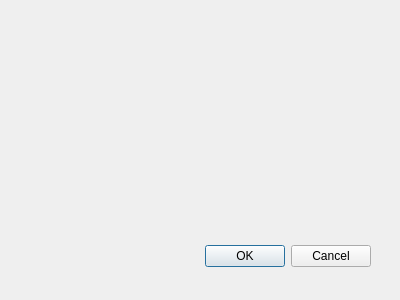
Above: stockchart.ui from steven938/Raspi-Widget before the change. Below: the same form after it.
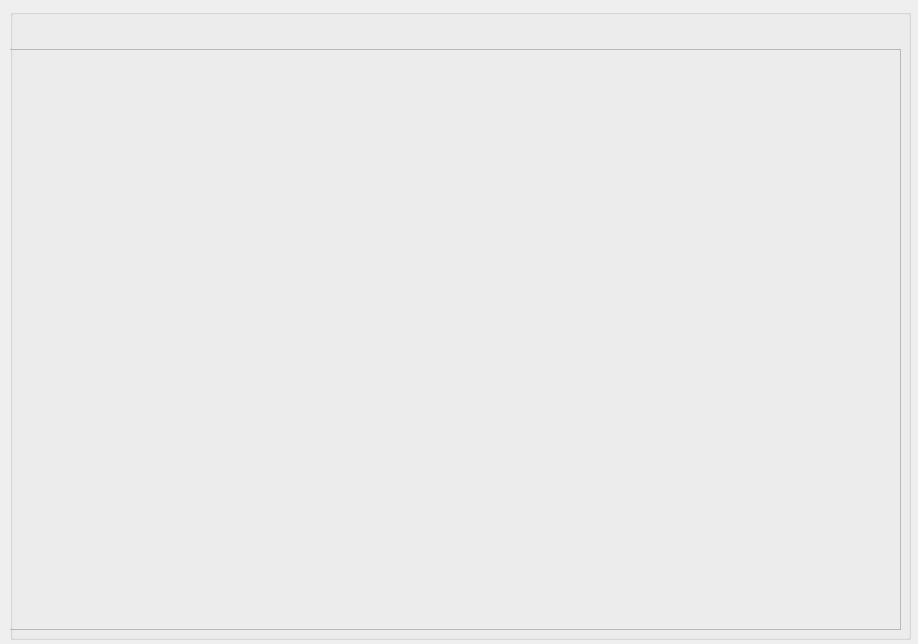
That is the form after the change.

Commit message: Stock stuff working from backend, only errorbox stuff needs to be added, and the UI needs to be fixed

Patch:
```diff
--- a/stockchart.ui
+++ b/stockchart.ui
@@ -8,28 +8,41 @@
    <rect>
     <x>0</x>
     <y>0</y>
-    <width>400</width>
-    <height>300</height>
+    <width>918</width>
+    <height>644</height>
    </rect>
   </property>
   <property name="windowTitle">
    <string>Dialog</string>
   </property>
-  <widget name="buttonBox" class="QDialogButtonBox">
+  <widget class="QGroupBox" name="groupBox">
    <property name="geometry">
     <rect>
-     <x>30</x>
-     <y>240</y>
-     <width>341</width>
-     <height>32</height>
+     <x>10</x>
+     <y>9</y>
+     <width>901</width>
+     <height>631</height>
     </rect>
    </property>
-   <property name="orientation">
-    <enum>Qt::Horizontal</enum>
+   <property name="title">
+    <string/>
    </property>
-   <property name="standardButtons">
-    <set>QDialogButtonBox::Cancel|QDialogButtonBox::Ok</set>
-   </property>
+   <widget class="QFrame" name="chartFrame">
+    <property name="geometry">
+     <rect>
+      <x>-10</x>
+      <y>40</y>
+      <width>901</width>
+      <height>581</height>
+     </rect>
+    </property>
+    <property name="frameShape">
+     <enum>QFrame::StyledPanel</enum>
+    </property>
+    <property name="frameShadow">
+     <enum>QFrame::Raised</enum>
+    </property>
+   </widget>
   </widget>
  </widget>
  <pixmapfunction/>
```
Left out of the diff: 42 changed lines with no effect on the pictures. The commit also changes 5 other files.
